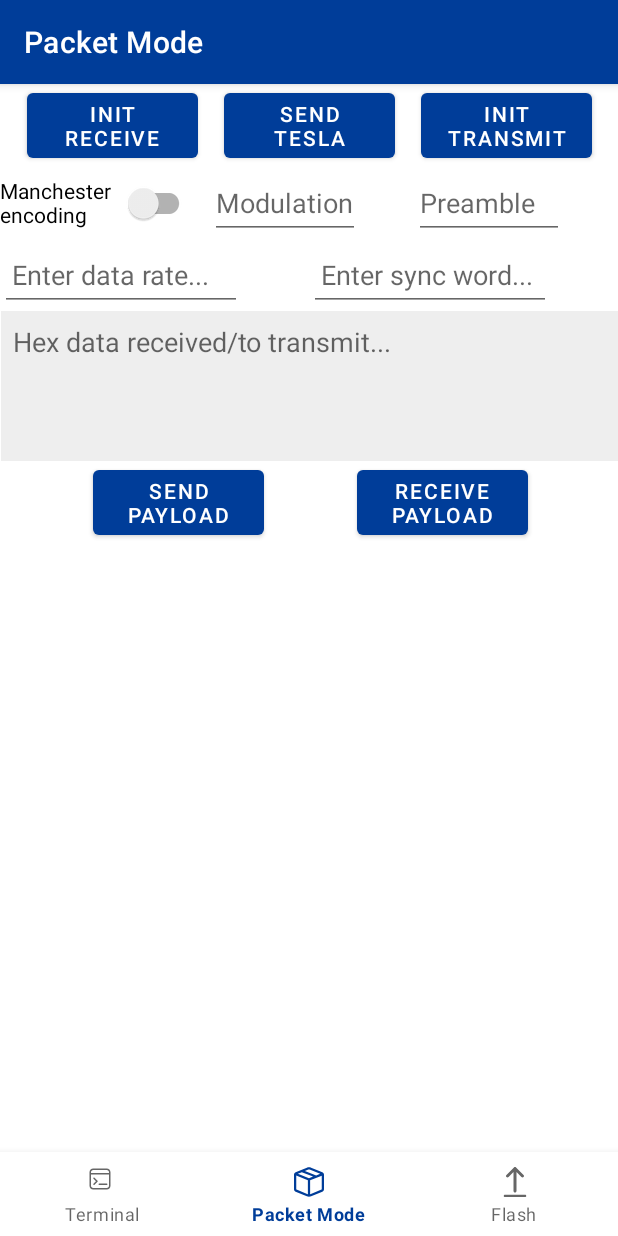
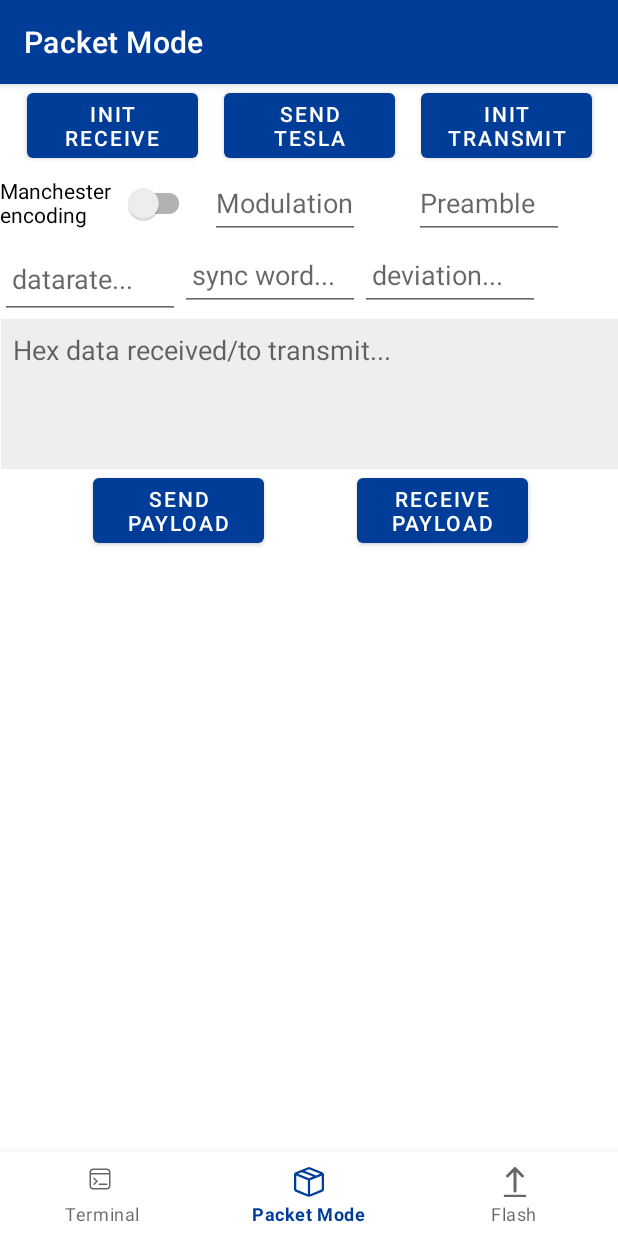
Before and after one commit to luispl77/emwaverapp10, an Android app: the PacketModeFragment screen opened through its navigation route, on a phone screen of 412 x 824 dp. Run offline under Robolectric (Android 15) with nearby library versions, the phone set to English and light mode, and no system bars; our stand-ins replace navigation-ui.

Commit message:
added deviation.

```diff
--- a/app/src/main/res/layout/fragment_packet_mode.xml
+++ b/app/src/main/res/layout/fragment_packet_mode.xml
@@ -51,9 +51,9 @@
 
     <EditText
         android:id="@+id/datarateTextInput"
-        android:layout_width="161dp"
-        android:layout_height="48dp"
-        android:hint="Enter data rate..."
+        android:layout_width="120dp"
+        android:layout_height="53dp"
+        android:hint="datarate..."
         android:imeOptions="actionDone"
         android:inputType="number"
         android:padding="8dp"
@@ -62,17 +62,28 @@
         app:layout_constraintTop_toBottomOf="@+id/manchesterSwitch" />
 
     <EditText
-        android:id="@+id/syncwordTextInput"
-        android:layout_width="161dp"
+        android:id="@+id/deviationTextInput"
+        android:layout_width="120dp"
         android:layout_height="48dp"
-        android:hint="Enter sync word..."
+        android:hint="deviation..."
         android:imeOptions="actionDone"
         android:inputType="number"
         android:padding="8dp"
         android:textColor="#000"
-        app:layout_constraintEnd_toEndOf="parent"
+        app:layout_constraintStart_toEndOf="@+id/syncwordTextInput"
+        app:layout_constraintTop_toBottomOf="@+id/preambleSelector" />
+
+    <EditText
+        android:id="@+id/syncwordTextInput"
+        android:layout_width="120dp"
+        android:layout_height="48dp"
+        android:hint="sync word..."
+        android:imeOptions="actionDone"
+        android:inputType="text"
+        android:padding="8dp"
+        android:textColor="#000"
         app:layout_constraintStart_toEndOf="@+id/datarateTextInput"
-        app:layout_constraintTop_toBottomOf="@+id/preambleSelector" />
+        app:layout_constraintTop_toBottomOf="@+id/modulationSelector" />
 
     <Button
         android:id="@+id/sendPayloadButton"
```
Also changed, not shown: app/src/main/java/com/example/emwaver10/CC1101.java (+46 -0 lines), app/src/main/java/com/example/emwaver10/ui/packetmode/PacketModeFragment.java (+41 -3 lines).
